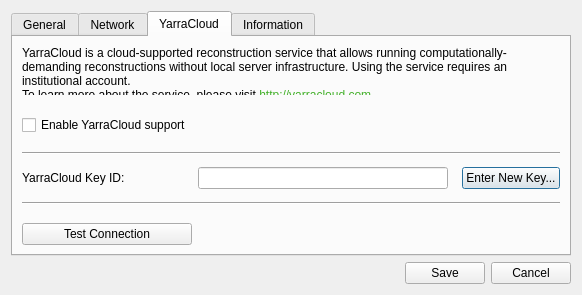
Qt form StandaloneClient/sac_configurationdialog.ui (WillForan/yarraclient) before a commit.
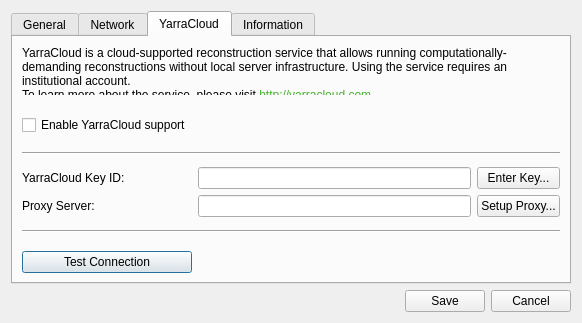
The same form after that commit. The open tabs and pages were chosen to show the change. Icons and pictures are not drawn.

Commit message: Adding proxy settings for YarraCloud access. Removing unused code.

Patch:
```diff
--- a/StandaloneClient/sac_configurationdialog.ui
+++ b/StandaloneClient/sac_configurationdialog.ui
@@ -10,7 +10,7 @@
     <x>0</x>
     <y>0</y>
     <width>582</width>
-    <height>295</height>
+    <height>323</height>
    </rect>
   </property>
   <property name="windowTitle">
@@ -20,7 +20,7 @@
    <item>
     <widget class="QTabWidget" name="tabWidget">
      <property name="currentIndex">
-      <number>0</number>
+      <number>2</number>
      </property>
      <widget class="QWidget" name="generalTab">
       <attribute name="title">
@@ -149,7 +149,37 @@
        <string>YarraCloud</string>
       </attribute>
       <layout class="QGridLayout" name="gridLayout_3">
-       <item row="10" column="0">
+       <item row="12" column="1" colspan="2">
+        <widget class="QLabel" name="cloudConnectionLabel">
+         <property name="text">
+          <string/>
+         </property>
+         <property name="alignment">
+          <set>Qt::AlignLeading|Qt::AlignLeft|Qt::AlignVCenter</set>
+         </property>
+        </widget>
+       </item>
+       <item row="6" column="0" colspan="3">
+        <widget class="Line" name="line">
+         <property name="minimumSize">
+          <size>
+           <width>0</width>
+           <height>16</height>
+          </size>
+         </property>
+         <property name="orientation">
+          <enum>Qt::Horizontal</enum>
+         </property>
+        </widget>
+       </item>
+       <item row="4" column="0">
+        <widget class="QCheckBox" name="cloudCheckbox">
+         <property name="text">
+          <string>Enable YarraCloud support</string>
+         </property>
+        </widget>
+       </item>
+       <item row="11" column="0">
         <spacer name="verticalSpacer_7">
          <property name="orientation">
           <enum>Qt::Vertical</enum>
@@ -165,7 +195,7 @@
          </property>
         </spacer>
        </item>
-       <item row="9" column="0" colspan="4">
+       <item row="10" column="0" colspan="3">
         <widget class="Line" name="line_2">
          <property name="minimumSize">
           <size>
@@ -178,7 +208,7 @@
          </property>
         </widget>
        </item>
-       <item row="2" column="0" colspan="4">
+       <item row="2" column="0" colspan="3">
         <widget class="QLabel" name="cloudLabel">
          <property name="text">
           <string>&lt;html&gt;&lt;head/&gt;&lt;body&gt;&lt;p&gt;YarraCloud is a cloud-supported reconstruction service that allows running computationally-demanding reconstructions without local server infrastructure. Using the service requires an institutional account.&lt;br&gt; To learn more about the service, please visit &lt;a href=&quot;http://yarracloud.com&quot;&gt;&lt;span style=&quot; text-decoration: underline; color:#43b02a;&quot;&gt;http://yarracloud.com&lt;/span&gt;&lt;/a&gt;.&lt;/p&gt;&lt;/body&gt;&lt;/html&gt;</string>
@@ -194,40 +224,13 @@
          </property>
         </widget>
        </item>
-       <item row="8" column="0">
-        <widget class="QLabel" name="cloudCredetialsLabel">
-         <property name="text">
-          <string>YarraCloud Key ID:</string>
-         </property>
-        </widget>
-       </item>
-       <item row="8" column="3">
-        <widget class="QPushButton" name="cloudCredentialsButton">
-         <property name="text">
-          <string>Enter New Key...</string>
-         </property>
-        </widget>
-       </item>
-       <item row="11" column="0">
+       <item row="12" column="0">
         <widget class="QPushButton" name="cloudConnectionButton">
          <property name="text">
           <string>Test Connection</string>
          </property>
         </widget>
        </item>
-       <item row="12" column="0">
-        <spacer name="verticalSpacer_4">
-         <property name="orientation">
-          <enum>Qt::Vertical</enum>
-         </property>
-         <property name="sizeHint" stdset="0">
-          <size>
-           <width>20</width>
-           <height>14</height>
-          </size>
-         </property>
-        </spacer>
-       </item>
        <item row="5" column="0">
         <spacer name="verticalSpacer_5">
          <property name="orientation">
@@ -244,6 +247,13 @@
          </property>
         </spacer>
        </item>
+       <item row="8" column="0">
+        <widget class="QLabel" name="cloudCredetialsLabel">
+         <property name="text">
+          <string>YarraCloud Key ID:</string>
+         </property>
+        </widget>
+       </item>
        <item row="3" column="0">
         <spacer name="verticalSpacer_6">
          <property name="orientation">
@@ -260,6 +270,13 @@
          </property>
         </spacer>
        </item>
+       <item row="8" column="2">
+        <widget class="QPushButton" name="cloudCredentialsButton">
+         <property name="text">
+          <string>Enter Key...</string>
+         </property>
+        </widget>
+       </item>
        <item row="8" column="1">
         <widget class="QLineEdit" name="cloudCredetialsEdit">
          <property name="cursor">
@@ -276,49 +293,40 @@
          </property>
         </widget>
        </item>
-       <item row="4" column="0">
-        <widget class="QCheckBox" name="cloudCheckbox">
-         <property name="text">
-          <string>Enable YarraCloud support</string>
-         </property>
-        </widget>
-       </item>
-       <item row="6" column="0" colspan="4">
-        <widget class="Line" name="line">
-         <property name="minimumSize">
-          <size>
-           <width>0</width>
-           <height>16</height>
-          </size>
-         </property>
+       <item row="13" column="0">
+        <spacer name="verticalSpacer_4">
          <property name="orientation">
-          <enum>Qt::Horizontal</enum>
-         </property>
-        </widget>
-       </item>
-       <item row="8" column="2">
-        <spacer name="horizontalSpacer_4">
-         <property name="orientation">
-          <enum>Qt::Horizontal</enum>
-         </property>
-         <property name="sizeType">
-          <enum>QSizePolicy::Minimum</enum>
+          <enum>Qt::Vertical</enum>
          </property>
          <property name="sizeHint" stdset="0">
           <size>
-           <width>2</width>
-           <height>20</height>
+           <width>20</width>
+           <height>14</height>
           </size>
          </property>
         </spacer>
        </item>
-       <item row="11" column="1" colspan="3">
-        <widget class="QLabel" name="cloudConnectionLabel">
+       <item row="9" column="0">
+        <widget class="QLabel" name="cloudProxyLabel">
          <property name="text">
-          <string/>
+          <string>Proxy Server:</string>
          </property>
+        </widget>
+       </item>
+       <item row="9" column="1">
+        <widget class="QLineEdit" name="cloudProxyEdit">
          <property name="alignment">
-          <set>Qt::AlignLeading|Qt::AlignLeft|Qt::AlignVCenter</set>
+          <set>Qt::AlignCenter</set>
+         </property>
+         <property name="readOnly">
+          <bool>true</bool>
+         </property>
+        </widget>
+       </item>
+       <item row="9" column="2">
+        <widget class="QPushButton" name="cloudProxyButton">
+         <property name="text">
+          <string>Setup Proxy...</string>
          </property>
         </widget>
        </item>
```
The commit also changes 11 other files.
